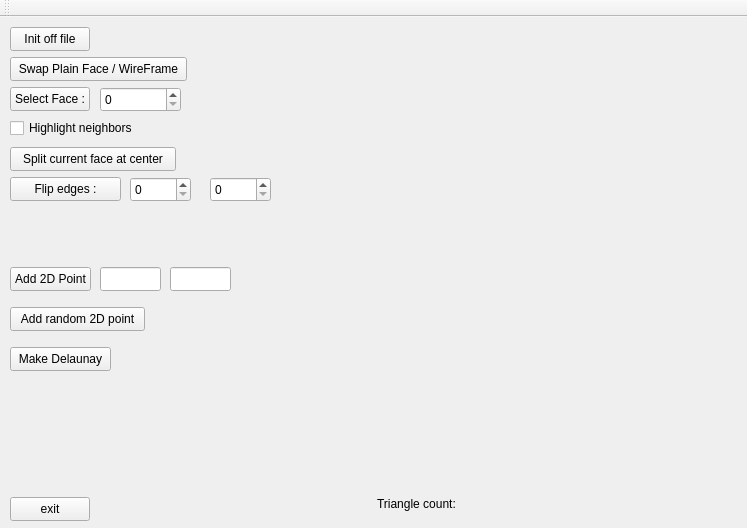
First picture: the form in mainwindow.ui, repository VincentPHAM98/GAM, before the edit.
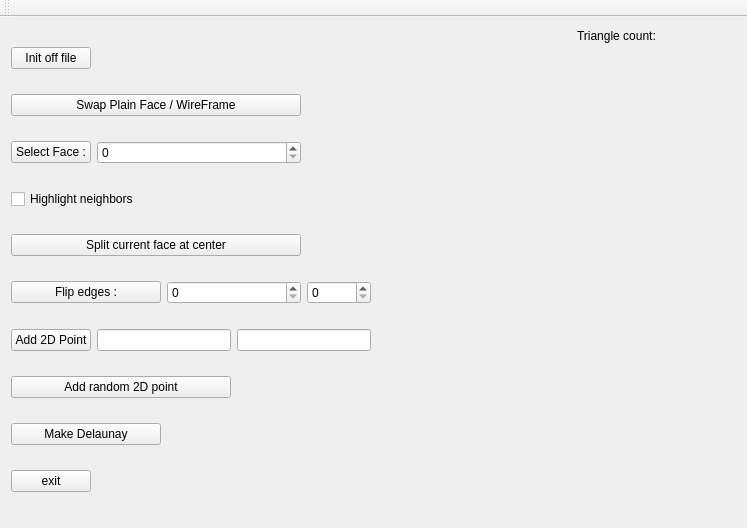
Second picture: the form after the edit. Custom widgets are drawn as their Qt base class.

Commit message: nouvelles fonctions, cleanup et Delaunay global

```diff
--- a/mainwindow.ui
+++ b/mainwindow.ui
@@ -20,222 +20,130 @@
      <verstretch>0</verstretch>
     </sizepolicy>
    </property>
-   <widget class="GLDisplayWidget" name="widget" native="true">
-    <property name="geometry">
-     <rect>
-      <x>377</x>
-      <y>9</y>
-      <width>361</width>
-      <height>493</height>
-     </rect>
-    </property>
-    <widget class="QLabel" name="label">
-     <property name="geometry">
-      <rect>
-       <x>0</x>
-       <y>470</y>
-       <width>91</width>
-       <height>16</height>
-      </rect>
-     </property>
-     <property name="text">
-      <string>Triangle count:</string>
-     </property>
-    </widget>
-    <widget class="QLabel" name="nbTriangleLabel">
-     <property name="geometry">
-      <rect>
-       <x>100</x>
-       <y>470</y>
-       <width>58</width>
-       <height>16</height>
-      </rect>
-     </property>
-     <property name="text">
-      <string/>
-     </property>
-    </widget>
-   </widget>
-   <widget class="QPushButton" name="selectFaceButton">
-    <property name="geometry">
-     <rect>
-      <x>10</x>
-      <y>70</y>
-      <width>80</width>
-      <height>24</height>
-     </rect>
-    </property>
-    <property name="text">
-     <string>Select Face :</string>
-    </property>
-   </widget>
-   <widget class="QCheckBox" name="highlightNeighborsBox">
-    <property name="geometry">
-     <rect>
-      <x>10</x>
-      <y>100</y>
-      <width>141</width>
-      <height>22</height>
-     </rect>
-    </property>
-    <property name="text">
-     <string>Highlight neighbors</string>
-    </property>
-   </widget>
-   <widget class="QPushButton" name="edgeFlipButton">
-    <property name="geometry">
-     <rect>
-      <x>10</x>
-      <y>160</y>
-      <width>111</width>
-      <height>24</height>
-     </rect>
-    </property>
-    <property name="text">
-     <string>Flip edges :</string>
-    </property>
-   </widget>
-   <widget class="QSpinBox" name="flipFace1">
-    <property name="geometry">
-     <rect>
-      <x>130</x>
-      <y>160</y>
-      <width>61</width>
-      <height>25</height>
-     </rect>
-    </property>
-   </widget>
-   <widget class="QSpinBox" name="flipFace2">
-    <property name="geometry">
-     <rect>
-      <x>210</x>
-      <y>160</y>
-      <width>61</width>
-      <height>25</height>
-     </rect>
-    </property>
-   </widget>
-   <widget class="QPushButton" name="pushButton_3">
-    <property name="geometry">
-     <rect>
-      <x>10</x>
-      <y>40</y>
-      <width>177</width>
-      <height>24</height>
-     </rect>
-    </property>
-    <property name="text">
-     <string>Swap Plain Face / WireFrame</string>
-    </property>
-   </widget>
-   <widget class="QPushButton" name="addPointButton">
-    <property name="geometry">
-     <rect>
-      <x>10</x>
-      <y>250</y>
-      <width>81</width>
-      <height>24</height>
-     </rect>
-    </property>
-    <property name="text">
-     <string>Add 2D Point</string>
-    </property>
-   </widget>
-   <widget class="QPushButton" name="pushButton_2">
-    <property name="geometry">
-     <rect>
-      <x>10</x>
-      <y>290</y>
-      <width>135</width>
-      <height>24</height>
-     </rect>
-    </property>
-    <property name="text">
-     <string>Add random 2D point</string>
-    </property>
-   </widget>
-   <widget class="QPushButton" name="pushButton">
-    <property name="geometry">
-     <rect>
-      <x>10</x>
-      <y>480</y>
-      <width>80</width>
-      <height>24</height>
-     </rect>
-    </property>
-    <property name="text">
-     <string>exit</string>
-    </property>
-   </widget>
-   <widget class="QPushButton" name="initButton">
-    <property name="geometry">
-     <rect>
-      <x>10</x>
-      <y>10</y>
-      <width>80</width>
-      <height>24</height>
-     </rect>
-    </property>
-    <property name="text">
-     <string>Init off file</string>
-    </property>
-   </widget>
-   <widget class="QPushButton" name="splitCenterButton">
-    <property name="geometry">
-     <rect>
-      <x>10</x>
-      <y>130</y>
-      <width>166</width>
-      <height>24</height>
-     </rect>
-    </property>
-    <property name="text">
-     <string>Split current face at center</string>
-    </property>
-   </widget>
-   <widget class="QSpinBox" name="faceSelectBox">
-    <property name="geometry">
-     <rect>
-      <x>100</x>
-      <y>70</y>
-      <width>81</width>
-      <height>25</height>
-     </rect>
-    </property>
-   </widget>
-   <widget class="QLineEdit" name="xBox">
-    <property name="geometry">
-     <rect>
-      <x>100</x>
-      <y>250</y>
-      <width>61</width>
-      <height>24</height>
-     </rect>
-    </property>
-   </widget>
-   <widget class="QLineEdit" name="yBox">
-    <property name="geometry">
-     <rect>
-      <x>170</x>
-      <y>250</y>
-      <width>61</width>
-      <height>24</height>
-     </rect>
-    </property>
-   </widget>
-   <widget class="QPushButton" name="DelaunayButton">
-    <property name="geometry">
-     <rect>
-      <x>10</x>
-      <y>330</y>
-      <width>101</width>
-      <height>24</height>
-     </rect>
-    </property>
-    <property name="text">
-     <string>Make Delaunay</string>
-    </property>
-   </widget>
+   <layout class="QHBoxLayout" name="horizontalLayout">
+    <item>
+     <layout class="QGridLayout" name="gridLayout">
+      <item row="0" column="0">
+       <widget class="QPushButton" name="initButton">
+        <property name="text">
+         <string>Init off file</string>
+        </property>
+       </widget>
+      </item>
+      <item row="1" column="0" colspan="4">
+       <widget class="QPushButton" name="pushButton_3">
+        <property name="text">
+         <string>Swap Plain Face / WireFrame</string>
+        </property>
+       </widget>
+      </item>
+      <item row="6" column="3" colspan="2">
+       <widget class="QLineEdit" name="yBox"/>
+      </item>
+      <item row="2" column="1" colspan="3">
+       <widget class="QSpinBox" name="faceSelectBox"/>
+      </item>
+      <item row="3" column="0" colspan="3">
+       <widget class="QCheckBox" name="highlightNeighborsBox">
+        <property name="text">
+         <string>Highlight neighbors</string>
+        </property>
+       </widget>
+      </item>
+      <item row="6" column="1" colspan="2">
+       <widget class="QLineEdit" name="xBox"/>
+      </item>
+      <item row="4" column="0" colspan="4">
+       <widget class="QPushButton" name="splitCenterButton">
+        <property name="text">
+         <string>Split current face at center</string>
+        </property>
+       </widget>
+      </item>
+      <item row="7" column="0" colspan="3">
+       <widget class="QPushButton" name="pushButton_2">
+        <property name="text">
+         <string>Add random 2D point</string>
+        </property>
+       </widget>
+      </item>
+      <item row="8" column="0" colspan="2">
+       <widget class="QPushButton" name="DelaunayButton">
+        <property name="text">
+         <string>Make Delaunay</string>
+        </property>
+       </widget>
+      </item>
+      <item row="6" column="0">
+       <widget class="QPushButton" name="addPointButton">
+        <property name="text">
+         <string>Add 2D Point</string>
+        </property>
+       </widget>
+      </item>
+      <item row="9" column="0">
+       <widget class="QPushButton" name="pushButton">
+        <property name="text">
+         <string>exit</string>
+        </property>
+       </widget>
+      </item>
+      <item row="2" column="0">
+       <widget class="QPushButton" name="selectFaceButton">
+        <property name="text">
+         <string>Select Face :</string>
+        </property>
+       </widget>
+      </item>
+      <item row="5" column="4">
+       <widget class="QSpinBox" name="flipFace2"/>
+      </item>
+      <item row="5" column="2" colspan="2">
+       <widget class="QSpinBox" name="flipFace1"/>
+      </item>
+      <item row="5" column="0" colspan="2">
+       <widget class="QPushButton" name="edgeFlipButton">
+        <property name="text">
+         <string>Flip edges :</string>
+        </property>
+       </widget>
+      </item>
+     </layout>
+    </item>
+    <item>
+     <widget class="GLDisplayWidget" name="widget" native="true">
+      <property name="mouseTracking">
+       <bool>false</bool>
+      </property>
+      <widget class="QLabel" name="label">
+       <property name="geometry">
+        <rect>
+         <x>200</x>
+         <y>0</y>
+         <width>91</width>
+         <height>16</height>
+        </rect>
+       </property>
+       <property name="text">
+        <string>Triangle count:</string>
+       </property>
+      </widget>
+      <widget class="QLabel" name="nbTriangleLabel">
+       <property name="geometry">
+        <rect>
+         <x>300</x>
+         <y>0</y>
+         <width>58</width>
+         <height>16</height>
+        </rect>
+       </property>
+       <property name="text">
+        <string/>
+       </property>
+      </widget>
+     </widget>
+    </item>
+   </layout>
   </widget>
   <widget class="QToolBar" name="mainToolBar">
    <attribute name="toolBarArea">
```
The commit also changes 3 other files.
